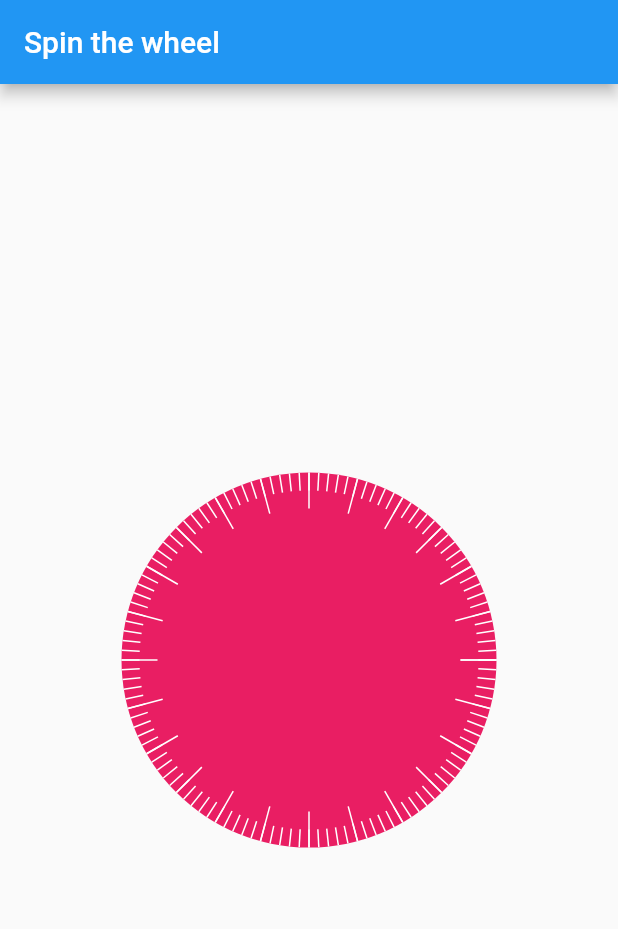
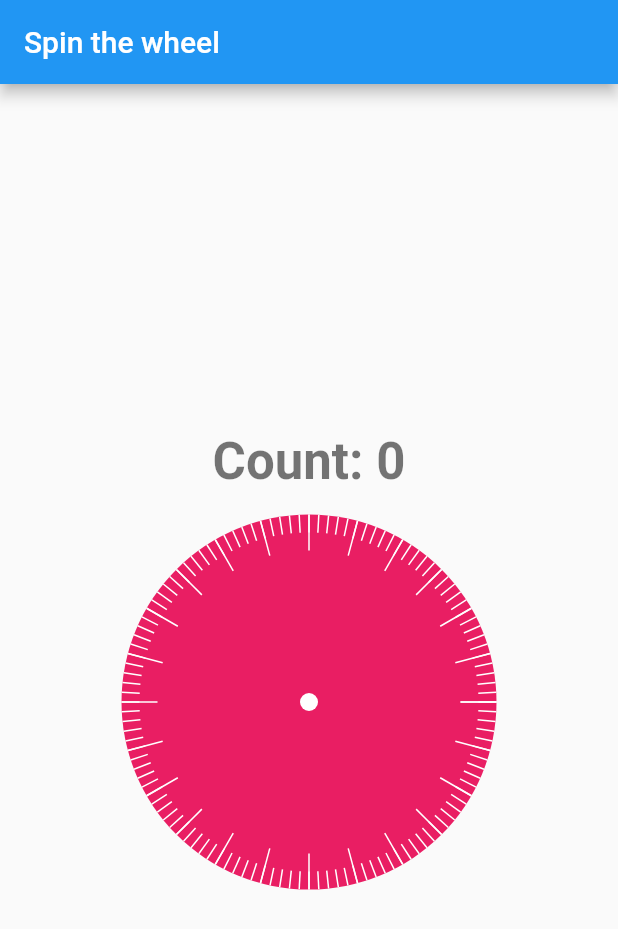
Before and after one commit to bonesyblue/spin-the-wheel, a Flutter app: the screen it shows after launch, on a phone screen of 412 x 824 dp. Shown: the top 929 px of the screen. Run offline on Flutter 3.47's test engine with Material 2 defaults, Android fonts, the phone set to English and light mode, and no system bars.

Commit message:
feat: Add count property and paint pin to wheel centerpoint

```diff
--- a/lib/wheel_spinner_page.dart
+++ b/lib/wheel_spinner_page.dart
@@ -8,10 +8,26 @@ class WheelSpinnerPage extends StatefulWidget {
 
 // Page to display the wheel painter
 class _WheelSpinnerPageState extends State<WheelSpinnerPage> {
+  // Add a dynamic count property to update when the wheel is spun
+  int count = 0;
+
+  // Keep a reference to the drag start position during drag movement
+  Offset dragStartPosition;
+
   @override
   Widget build(BuildContext context) {
+    final countLabelStyle = Theme.of(context)
+        .textTheme
+        .headline4
+        .copyWith(fontWeight: FontWeight.bold);
+
     return SafeArea(
-      child: GestureDetector(
+      child: Column(
+        mainAxisAlignment: MainAxisAlignment.center,
+        children: [
+          Text("Count: $count", style: countLabelStyle),
+          SizedBox(height: 16),
+          GestureDetector(
             onPanStart: this.onPanStart,
             onPanUpdate: this.onPanUpdate,
             onPanEnd: this.onPanEnd,
@@ -25,11 +41,16 @@ class _WheelSpinnerPageState extends State<WheelSpinnerPage> {
               ),
             ),
           ),
+        ],
+      ),
     );
   }
 
   void onPanStart(DragStartDetails details) {
     debugPrint("Pan start: $details");
+    setState(() {
+      this.dragStartPosition = details.globalPosition;
+    });
   }
 
   void onPanUpdate(DragUpdateDetails details) {
@@ -38,5 +59,8 @@ class _WheelSpinnerPageState extends State<WheelSpinnerPage> {
 
   void onPanEnd(DragEndDetails details) {
     debugPrint("Pan end: $details");
+    setState(() {
+      this.dragStartPosition = null;
+    });
   }
 }
```
Also changed, not shown: lib/wheel_painter.dart (+8 -0 lines). Lines whose indentation alone changed are shown as unchanged.
